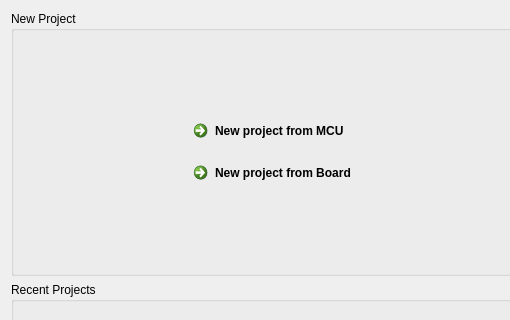
The window that apps/dev/views/home_view.ui (csplink/csp) describes before a commit, drawn with Qt 5; both pictures show x 0 to 510 and y 0 to 320 of the 1064 by 557 pixel window.
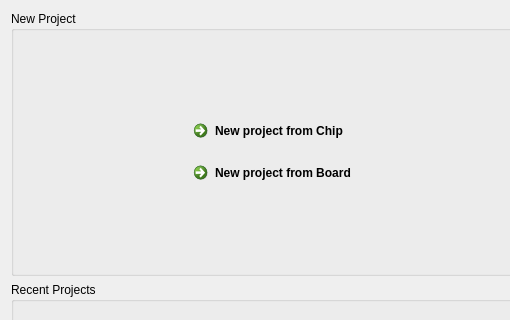
The same window after the commit.

Commit message: ✨ feat(app/dev): change ui

Diff of the .ui file:
```diff
--- a/apps/dev/views/home_view.ui
+++ b/apps/dev/views/home_view.ui
@@ -97,7 +97,7 @@
          <item row="1" column="1">
           <widget class="QCommandLinkButton" name="button_create_mcu_project">
            <property name="text">
-            <string>New project from MCU</string>
+            <string>New project from Chip</string>
            </property>
            <property name="iconSize">
             <size>
```
The commit also changes 4 other files.
